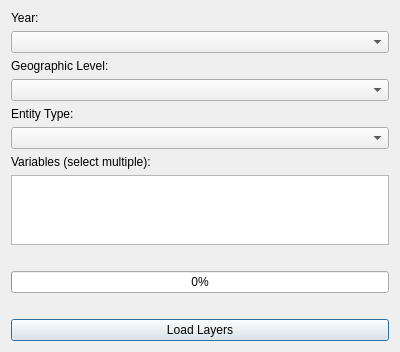
The window that dialog.ui (nlebovits/censo-argentino-qgis) describes before a commit, drawn with Qt 5.
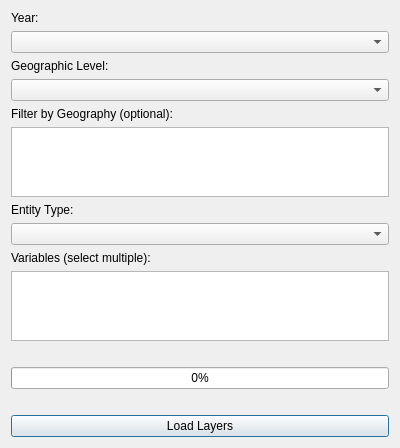
The same window after the commit.

Commit message: Fix Qt import error and add geographic filtering

Patch:
```diff
--- a/dialog.ui
+++ b/dialog.ui
@@ -34,6 +34,26 @@
    <item>
     <widget class="QComboBox" name="comboGeoLevel"/>
    </item>
+   <item>
+    <widget class="QLabel" name="label_5">
+     <property name="text">
+      <string>Filter by Geography (optional):</string>
+     </property>
+    </widget>
+   </item>
+   <item>
+    <widget class="QListWidget" name="listGeoFilter">
+     <property name="maximumSize">
+      <size>
+       <width>16777215</width>
+       <height>80</height>
+      </size>
+     </property>
+     <property name="selectionMode">
+      <enum>QAbstractItemView::ExtendedSelection</enum>
+     </property>
+    </widget>
+   </item>
    <item>
     <widget class="QLabel" name="label_3">
      <property name="text">
```
The commit also changes 2 other files.
